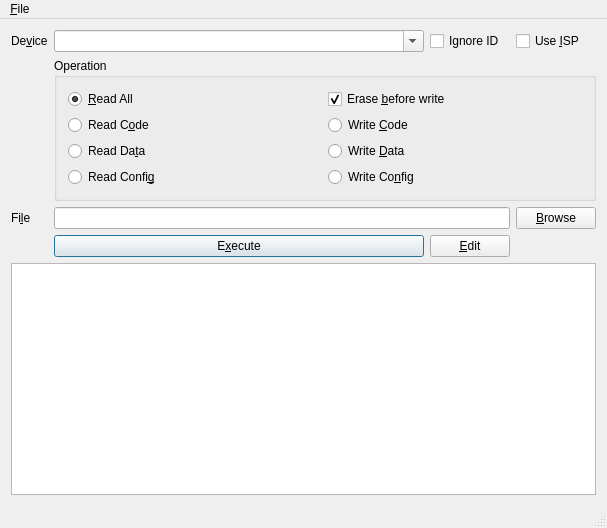
Old version of the form mainwindow.ui in the repository petersieg/qtl866.
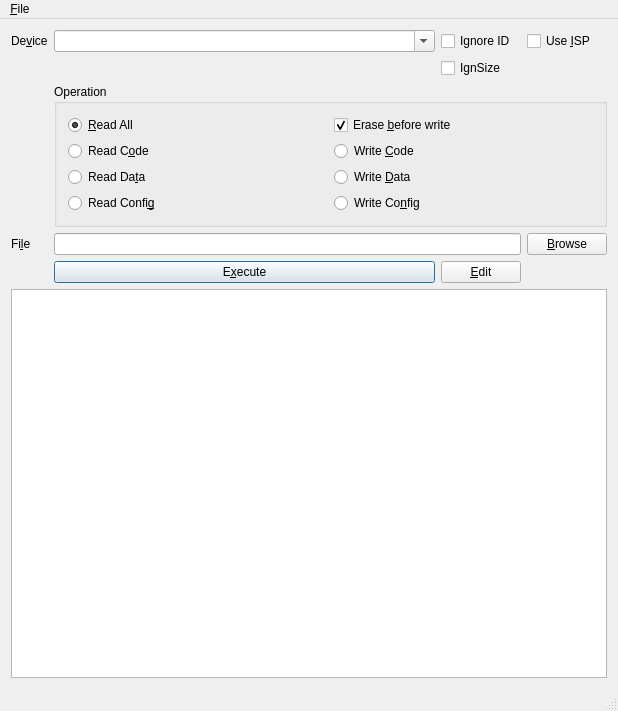
New version of the form.

Patch:
```diff
--- a/mainwindow.ui
+++ b/mainwindow.ui
@@ -6,8 +6,8 @@
    <rect>
     <x>0</x>
     <y>0</y>
-    <width>607</width>
-    <height>528</height>
+    <width>618</width>
+    <height>711</height>
    </rect>
   </property>
   <property name="windowTitle">
@@ -45,6 +45,30 @@
        <property name="bottomMargin">
         <number>0</number>
        </property>
+       <item row="3" column="0">
+        <widget class="QLabel" name="label_2">
+         <property name="text">
+          <string>Fi&amp;le</string>
+         </property>
+         <property name="buddy">
+          <cstring>filename</cstring>
+         </property>
+        </widget>
+       </item>
+       <item row="4" column="2">
+        <widget class="QPushButton" name="editbtn">
+         <property name="text">
+          <string>&amp;Edit</string>
+         </property>
+        </widget>
+       </item>
+       <item row="3" column="3">
+        <widget class="QPushButton" name="browse">
+         <property name="text">
+          <string>&amp;Browse</string>
+         </property>
+        </widget>
+       </item>
        <item row="0" column="3">
         <widget class="QCheckBox" name="useisp">
          <property name="toolTip">
@@ -55,6 +79,52 @@
          </property>
         </widget>
        </item>
+       <item row="3" column="1" colspan="2">
+        <widget class="QLineEdit" name="filename">
+         <property name="toolTip">
+          <string>Select file. Known file types for code and data are .bin, .hex, and .srec. Fuses are in .txt files.</string>
+         </property>
+        </widget>
+       </item>
+       <item row="0" column="1">
+        <widget class="QComboBox" name="device">
+         <property name="sizePolicy">
+          <sizepolicy hsizetype="Preferred" vsizetype="Fixed">
+           <horstretch>1</horstretch>
+           <verstretch>0</verstretch>
+          </sizepolicy>
+         </property>
+         <property name="toolTip">
+          <string>Enter or select device name (case sensitive)</string>
+         </property>
+         <property name="editable">
+          <bool>true</bool>
+         </property>
+        </widget>
+       </item>
+       <item row="0" column="2">
+        <widget class="QCheckBox" name="ignoreid">
+         <property name="toolTip">
+          <string>Ignore chip ID mismatch and proceed anyway</string>
+         </property>
+         <property name="text">
+          <string>Ignore ID</string>
+         </property>
+        </widget>
+       </item>
+       <item row="4" column="1">
+        <widget class="QPushButton" name="exec">
+         <property name="toolTip">
+          <string>Begin selected operation</string>
+         </property>
+         <property name="text">
+          <string>E&amp;xecute</string>
+         </property>
+         <property name="default">
+          <bool>true</bool>
+         </property>
+        </widget>
+       </item>
        <item row="0" column="0">
         <widget class="QLabel" name="label">
          <property name="text">
@@ -65,7 +135,7 @@
          </property>
         </widget>
        </item>
-       <item row="1" column="1" colspan="3">
+       <item row="2" column="1" colspan="3">
         <widget class="QGroupBox" name="mode">
          <property name="title">
           <string>Operation</string>
@@ -142,73 +212,10 @@
          </layout>
         </widget>
        </item>
-       <item row="0" column="2">
-        <widget class="QCheckBox" name="ignoreid">
-         <property name="toolTip">
-          <string>Ignore chip ID mismatch and proceed anyway</string>
-         </property>
+       <item row="1" column="2">
+        <widget class="QCheckBox" name="ignsize">
          <property name="text">
-          <string>Ignore ID</string>
-         </property>
-        </widget>
-       </item>
-       <item row="3" column="1">
-        <widget class="QPushButton" name="exec">
-         <property name="toolTip">
-          <string>Begin selected operation</string>
-         </property>
-         <property name="text">
-          <string>E&amp;xecute</string>
-         </property>
-         <property name="default">
-          <bool>true</bool>
-         </property>
-        </widget>
-       </item>
-       <item row="2" column="1" colspan="2">
-        <widget class="QLineEdit" name="filename">
-         <property name="toolTip">
-          <string>Select file. Known file types for code and data are .bin, .hex, and .srec. Fuses are in .txt files.</string>
-         </property>
-        </widget>
-       </item>
-       <item row="2" column="0">
-        <widget class="QLabel" name="label_2">
-         <property name="text">
-          <string>Fi&amp;le</string>
-         </property>
-         <property name="buddy">
-          <cstring>filename</cstring>
-         </property>
-        </widget>
-       </item>
-       <item row="0" column="1">
-        <widget class="QComboBox" name="device">
-         <property name="sizePolicy">
-          <sizepolicy hsizetype="Preferred" vsizetype="Fixed">
-           <horstretch>1</horstretch>
-           <verstretch>0</verstretch>
-          </sizepolicy>
-         </property>
-         <property name="toolTip">
-          <string>Enter or select device name (case sensitive)</string>
-         </property>
-         <property name="editable">
-          <bool>true</bool>
-         </property>
-        </widget>
-       </item>
-       <item row="3" column="2">
-        <widget class="QPushButton" name="editbtn">
-         <property name="text">
-          <string>&amp;Edit</string>
-         </property>
-        </widget>
-       </item>
-       <item row="2" column="3">
-        <widget class="QPushButton" name="browse">
-         <property name="text">
-          <string>&amp;Browse</string>
+          <string>IgnSize</string>
          </property>
         </widget>
        </item>
@@ -222,7 +229,7 @@
     <rect>
      <x>0</x>
      <y>0</y>
-     <width>607</width>
+     <width>618</width>
      <height>25</height>
     </rect>
    </property>
```
